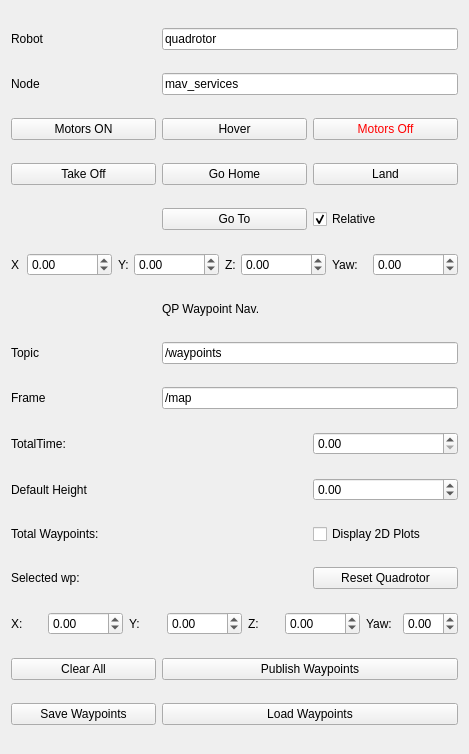
Old version of the form waypoint_navigation_plugin/ui/WaypointNavigation.ui in the repository arplaboratory/waypoint_navigation_plugin.
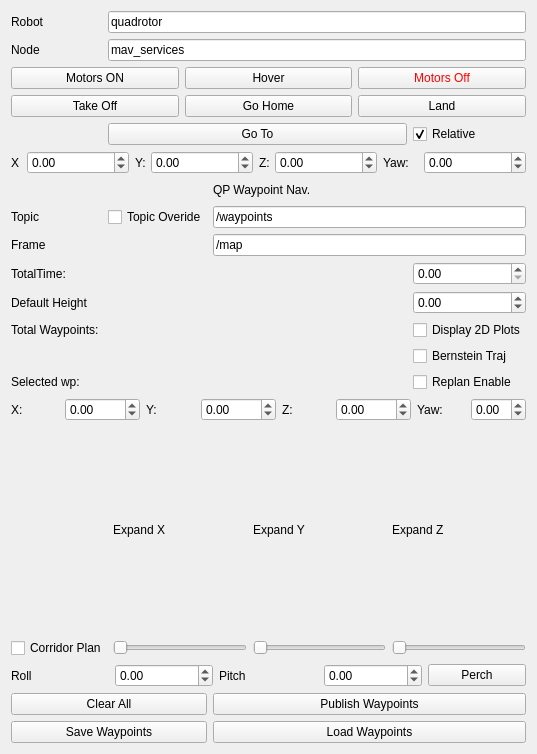
New version of the form.

Commit message: Bernstein replan functionality

Patch:
```diff
--- a/waypoint_navigation_plugin/ui/WaypointNavigation.ui
+++ b/waypoint_navigation_plugin/ui/WaypointNavigation.ui
@@ -6,7 +6,7 @@
    <rect>
     <x>0</x>
     <y>0</y>
-    <width>469</width>
+    <width>537</width>
     <height>754</height>
    </rect>
   </property>
@@ -17,56 +17,309 @@
    <string notr="true"/>
   </property>
   <layout class="QGridLayout" name="gridLayout">
-   <item row="12" column="0">
+   <item row="7" column="1" colspan="3">
+    <widget class="QPushButton" name="goto_push_button">
+     <property name="text">
+      <string>Go To</string>
+     </property>
+    </widget>
+   </item>
+   <item row="3" column="0" colspan="5">
+    <layout class="QHBoxLayout" name="horizontalLayout_7">
+     <item>
+      <widget class="QPushButton" name="motors_on_push_button">
+       <property name="text">
+        <string>Motors ON</string>
+       </property>
+      </widget>
+     </item>
+     <item>
+      <widget class="QPushButton" name="hover">
+       <property name="text">
+        <string>Hover</string>
+       </property>
+      </widget>
+     </item>
+     <item>
+      <widget class="QPushButton" name="motors_off_push_button">
+       <property name="styleSheet">
+        <string notr="true">color: rgb(255, 0, 0);</string>
+       </property>
+       <property name="text">
+        <string>Motors Off</string>
+       </property>
+      </widget>
+     </item>
+    </layout>
+   </item>
+   <item row="13" column="0">
     <widget class="QLabel" name="label_time">
      <property name="text">
       <string>TotalTime: </string>
      </property>
     </widget>
    </item>
-   <item row="22" column="0">
-    <widget class="QPushButton" name="save_wp_button">
-     <property name="text">
-      <string>Save Waypoints</string>
-     </property>
-    </widget>
+   <item row="8" column="0" colspan="5">
+    <layout class="QHBoxLayout" name="horizontalLayout_2">
+     <item>
+      <widget class="QLabel" name="label">
+       <property name="maximumSize">
+        <size>
+         <width>10</width>
+         <height>16777215</height>
+        </size>
+       </property>
+       <property name="text">
+        <string>X</string>
+       </property>
+      </widget>
+     </item>
+     <item>
+      <widget class="QDoubleSpinBox" name="x_doubleSpinBox_gt">
+       <property name="minimum">
+        <double>-99.000000000000000</double>
+       </property>
+      </widget>
+     </item>
+     <item>
+      <widget class="QLabel" name="label_2">
+       <property name="maximumSize">
+        <size>
+         <width>10</width>
+         <height>16777215</height>
+        </size>
+       </property>
+       <property name="text">
+        <string>Y:</string>
+       </property>
+      </widget>
+     </item>
+     <item>
+      <widget class="QDoubleSpinBox" name="y_doubleSpinBox_gt">
+       <property name="minimum">
+        <double>-99.000000000000000</double>
+       </property>
+      </widget>
+     </item>
+     <item>
+      <widget class="QLabel" name="label_3">
+       <property name="maximumSize">
+        <size>
+         <width>10</width>
+         <height>16777215</height>
+        </size>
+       </property>
+       <property name="text">
+        <string>Z:</string>
+       </property>
+      </widget>
+     </item>
+     <item>
+      <widget class="QDoubleSpinBox" name="z_doubleSpinBox_gt">
+       <property name="minimum">
+        <double>-99.000000000000000</double>
+       </property>
+      </widget>
+     </item>
+     <item>
+      <widget class="QLabel" name="label_4">
+       <property name="maximumSize">
+        <size>
+         <width>35</width>
+         <height>16777215</height>
+        </size>
+       </property>
+       <property name="text">
+        <string>Yaw:</string>
+       </property>
+      </widget>
+     </item>
+     <item>
+      <widget class="QDoubleSpinBox" name="yaw_doubleSpinBox_gt">
+       <property name="minimum">
+        <double>-99.000000000000000</double>
+       </property>
+      </widget>
+     </item>
+    </layout>
    </item>
-   <item row="9" column="0">
-    <widget class="QLabel" name="label_topic">
-     <property name="text">
-      <string>Topic</string>
-     </property>
-    </widget>
-   </item>
-   <item row="9" column="1" colspan="2">
+   <item row="10" column="2" colspan="3">
     <widget class="QLineEdit" name="topic_line_edit">
      <property name="text">
       <string>/waypoints</string>
      </property>
     </widget>
    </item>
+   <item row="2" column="0">
+    <widget class="QLabel" name="label_6">
+     <property name="text">
+      <string>Node</string>
+     </property>
+    </widget>
+   </item>
+   <item row="17" column="4">
+    <widget class="QCheckBox" name="bern_enable">
+     <property name="text">
+      <string>Bernstein Traj</string>
+     </property>
+    </widget>
+   </item>
+   <item row="10" column="1">
+    <widget class="QCheckBox" name="topic_overide">
+     <property name="text">
+      <string>Topic Overide</string>
+     </property>
+    </widget>
+   </item>
+   <item row="15" column="0">
+    <widget class="QLabel" name="wp_height_label">
+     <property name="text">
+      <string>Default Height</string>
+     </property>
+    </widget>
+   </item>
+   <item row="0" column="0">
+    <widget class="QLabel" name="label_5">
+     <property name="text">
+      <string>Robot </string>
+     </property>
+    </widget>
+   </item>
+   <item row="24" column="0" colspan="5">
+    <layout class="QGridLayout" name="gridLayout_2">
+     <item row="0" column="1">
+      <widget class="QLabel" name="label_8">
+       <property name="text">
+        <string>Expand X</string>
+       </property>
+      </widget>
+     </item>
+     <item row="1" column="2">
+      <widget class="QSlider" name="y_size">
+       <property name="orientation">
+        <enum>Qt::Horizontal</enum>
+       </property>
+      </widget>
+     </item>
+     <item row="0" column="2">
+      <widget class="QLabel" name="label_9">
+       <property name="text">
+        <string>Expand Y</string>
+       </property>
+      </widget>
+     </item>
+     <item row="1" column="0">
+      <widget class="QCheckBox" name="bern_ineq_en">
+       <property name="text">
+        <string>Corridor Plan</string>
+       </property>
+      </widget>
+     </item>
+     <item row="1" column="1">
+      <widget class="QSlider" name="x_size">
+       <property name="orientation">
+        <enum>Qt::Horizontal</enum>
+       </property>
+      </widget>
+     </item>
+     <item row="0" column="3">
+      <widget class="QLabel" name="label_10">
+       <property name="text">
+        <string>Expand Z</string>
+       </property>
+      </widget>
+     </item>
+     <item row="1" column="3">
+      <widget class="QSlider" name="z_size">
+       <property name="orientation">
+        <enum>Qt::Horizontal</enum>
+       </property>
+      </widget>
+     </item>
+    </layout>
+   </item>
    <item row="10" column="0">
-    <widget class="QLabel" name="label_frame">
+    <widget class="QLabel" name="label_topic">
      <property name="text">
-      <string>Frame</string>
+      <string>Topic</string>
      </property>
     </widget>
    </item>
-   <item row="10" column="1" colspan="2">
+   <item row="19" column="2">
+    <widget class="QLabel" name="sel_wp_label">
+     <property name="text">
+      <string/>
+     </property>
+    </widget>
+   </item>
+   <item row="2" column="1" colspan="4">
+    <widget class="QLineEdit" name="node_name_line_edit">
+     <property name="text">
+      <string>mav_services</string>
+     </property>
+    </widget>
+   </item>
+   <item row="26" column="2" colspan="3">
+    <widget class="QPushButton" name="publish_wp_button">
+     <property name="text">
+      <string>Publish Waypoints</string>
+     </property>
+    </widget>
+   </item>
+   <item row="7" column="4">
+    <widget class="QCheckBox" name="relative_checkbox">
+     <property name="enabled">
+      <bool>true</bool>
+     </property>
+     <property name="tabletTracking">
+      <bool>false</bool>
+     </property>
+     <property name="text">
+      <string>Relative</string>
+     </property>
+     <property name="checked">
+      <bool>true</bool>
+     </property>
+    </widget>
+   </item>
+   <item row="13" column="4">
+    <widget class="QDoubleSpinBox" name="TimeBox"/>
+   </item>
+   <item row="27" column="2" colspan="3">
+    <widget class="QPushButton" name="load_wp_button">
+     <property name="text">
+      <string>Load Waypoints</string>
+     </property>
+    </widget>
+   </item>
+   <item row="19" column="0">
+    <widget class="QLabel" name="sel_label">
+     <property name="text">
+      <string>Selected wp: </string>
+     </property>
+    </widget>
+   </item>
+   <item row="11" column="2" colspan="3">
     <widget class="QLineEdit" name="frame_line_edit">
      <property name="text">
       <string>/map</string>
      </property>
     </widget>
    </item>
-   <item row="14" column="0">
-    <widget class="QLabel" name="wp_height_label">
+   <item row="9" column="2">
+    <widget class="QLabel" name="label_7">
+     <property name="maximumSize">
+      <size>
+       <width>16777215</width>
+       <height>20</height>
+      </size>
+     </property>
      <property name="text">
-      <string>Default Height</string>
+      <string>QP Waypoint Nav.</string>
      </property>
     </widget>
    </item>
-   <item row="14" column="2">
+   <item row="15" column="4">
     <widget class="QDoubleSpinBox" name="wp_height_doubleSpinBox">
      <property name="minimum">
       <double>-5.000000000000000</double>
@@ -76,45 +329,14 @@
      </property>
     </widget>
    </item>
-   <item row="21" column="1" colspan="2">
-    <widget class="QPushButton" name="publish_wp_button">
-     <property name="text">
-      <string>Publish Waypoints</string>
-     </property>
-    </widget>
-   </item>
-   <item row="22" column="1" colspan="2">
-    <widget class="QPushButton" name="load_wp_button">
-     <property name="text">
-      <string>Load Waypoints</string>
-     </property>
-    </widget>
-   </item>
-   <item row="12" column="2">
-    <widget class="QDoubleSpinBox" name="TimeBox"/>
-   </item>
-   <item row="15" column="2">
+   <item row="16" column="4">
     <widget class="QCheckBox" name="display2D">
      <property name="text">
       <string>Display 2D Plots</string>
      </property>
     </widget>
    </item>
-   <item row="18" column="0">
-    <widget class="QLabel" name="sel_label">
-     <property name="text">
-      <string>Selected wp: </string>
-     </property>
-    </widget>
-   </item>
-   <item row="18" column="1">
-    <widget class="QLabel" name="sel_wp_label">
-     <property name="text">
-      <string/>
-     </property>
-    </widget>
-   </item>
-   <item row="20" column="0" colspan="3">
+   <item row="21" column="0" colspan="5">
     <layout class="QHBoxLayout" name="horizontalLayout">
      <item>
       <widget class="QLabel" name="x_label">
@@ -198,152 +420,53 @@
      </item>
     </layout>
    </item>
-   <item row="21" column="0">
-    <widget class="QPushButton" name="clear_all_button">
+   <item row="11" column="0">
+    <widget class="QLabel" name="label_frame">
      <property name="text">
-      <string>Clear All</string>
+      <string>Frame</string>
      </property>
     </widget>
    </item>
-   <item row="3" column="2">
-    <widget class="QPushButton" name="motors_off_push_button">
-     <property name="styleSheet">
-      <string notr="true">color: rgb(255, 0, 0);</string>
-     </property>
+   <item row="5" column="0" colspan="5">
+    <layout class="QHBoxLayout" name="horizontalLayout_8">
+     <item>
+      <widget class="QPushButton" name="takeoff_push_button">
+       <property name="text">
+        <string>Take Off</string>
+       </property>
+      </widget>
+     </item>
+     <item>
+      <widget class="QPushButton" name="go_home_button">
+       <property name="text">
+        <string>Go Home</string>
+       </property>
+      </widget>
+     </item>
+     <item>
+      <widget class="QPushButton" name="land_push_button">
+       <property name="text">
+        <string>Land</string>
+       </property>
+      </widget>
+     </item>
+    </layout>
+   </item>
+   <item row="19" column="4">
+    <widget class="QCheckBox" name="replan_enable">
      <property name="text">
-      <string>Motors Off</string>
+      <string>Replan Enable</string>
      </property>
     </widget>
    </item>
-   <item row="15" column="0">
+   <item row="16" column="0">
     <widget class="QLabel" name="waypoint_count_label">
      <property name="text">
       <string>Total Waypoints: </string>
      </property>
     </widget>
    </item>
-   <item row="5" column="1">
-    <widget class="QPushButton" name="goto_push_button">
-     <property name="text">
-      <string>Go To</string>
-     </property>
-    </widget>
-   </item>
-   <item row="2" column="1" colspan="2">
-    <widget class="QLineEdit" name="node_name_line_edit">
-     <property name="text">
-      <string>mav_services</string>
-     </property>
-    </widget>
-   </item>
-   <item row="4" column="2">
-    <widget class="QPushButton" name="land_push_button">
-     <property name="text">
-      <string>Land</string>
-     </property>
-    </widget>
-   </item>
-   <item row="5" column="2">
-    <widget class="QCheckBox" name="relative_checkbox">
-     <property name="enabled">
-      <bool>true</bool>
-     </property>
-     <property name="tabletTracking">
-      <bool>false</bool>
-     </property>
-     <property name="text">
-      <string>Relative</string>
-     </property>
-     <property name="checked">
-      <bool>true</bool>
-     </property>
-    </widget>
-   </item>
-   <item row="7" column="0" colspan="3">
-    <layout class="QHBoxLayout" name="horizontalLayout_2">
-     <item>
-      <widget class="QLabel" name="label">
-       <property name="maximumSize">
-        <size>
-         <width>10</width>
-         <height>16777215</height>
-        </size>
-       </property>
-       <property name="text">
-        <string>X</string>
-       </property>
-      </widget>
-     </item>
-     <item>
-      <widget class="QDoubleSpinBox" name="x_doubleSpinBox_gt">
-       <property name="minimum">
-        <double>-99.000000000000000</double>
-       </property>
-      </widget>
-     </item>
-     <item>
-      <widget class="QLabel" name="label_2">
-       <property name="maximumSize">
-        <size>
-         <width>10</width>
-         <height>16777215</height>
-        </size>
-       </property>
-       <property name="text">
-        <string>Y:</string>
-       </property>
-      </widget>
-     </item>
-     <item>
-      <widget class="QDoubleSpinBox" name="y_doubleSpinBox_gt">
-       <property name="minimum">
-        <double>-99.000000000000000</double>
-       </property>
-      </widget>
-     </item>
-     <item>
-      <widget class="QLabel" name="label_3">
-       <property name="maximumSize">
-        <size>
-         <width>10</width>
-         <height>16777215</height>
-        </size>
-       </property>
-       <property name="text">
-        <string>Z:</string>
-       </property>
-      </widget>
-     </item>
-     <item>
-      <widget class="QDoubleSpinBox" name="z_doubleSpinBox_gt">
-       <property name="minimum">
-        <double>-99.000000000000000</double>
-       </property>
-      </widget>
-     </item>
-     <item>
-      <widget class="QLabel" name="label_4">
-       <property name="maximumSize">
-        <size>
-         <width>35</width>
-         <height>16777215</height>
-        </size>
-       </property>
-       <property name="text">
-        <string>Yaw:</string>
-       </property>
-      </widget>
-     </item>
-     <item>
-      <widget class="QDoubleSpinBox" name="yaw_doubleSpinBox_gt">
-       <property name="minimum">
-        <double>-99.000000000000000</double>
-       </property>
-      </widget>
-     </item>
-    </layout>
-   </item>
-   <item row="0" column="1" colspan="2">
+   <item row="0" column="1" colspan="4">
     <widget class="QLineEdit" name="robot_name_line_edit">
      <property name="inputMask">
       <string/>
@@ -353,67 +476,67 @@
      </property>
     </widget>
    </item>
-   <item row="18" column="2">
-    <widget class="QPushButton" name="pushButton">
+   <item row="26" column="0" colspan="2">
+    <widget class="QPushButton" name="clear_all_button">
      <property name="text">
-      <string>Reset Quadrotor</string>
+      <string>Clear All</string>
      </property>
     </widget>
    </item>
-   <item row="3" column="0">
-    <widget class="QPushButton" name="motors_on_push_button">
+   <item row="27" column="0" colspan="2">
+    <widget class="QPushButton" name="save_wp_button">
      <property name="text">
-      <string>Motors ON</string>
+      <string>Save Waypoints</string>
      </property>
     </widget>
    </item>
-   <item row="4" column="0">
-    <widget class="QPushButton" name="takeoff_push_button">
-     <property name="text">
-      <string>Take Off</string>
-     </property>
-    </widget>
-   </item>
-   <item row="0" column="0">
-    <widget class="QLabel" name="label_5">
-     <property name="text">
-      <string>Robot </string>
-     </property>
-    </widget>
-   </item>
-   <item row="2" column="0">
-    <widget class="QLabel" name="label_6">
-     <property name="text">
-      <string>Node</string>
-     </property>
-    </widget>
-   </item>
-   <item row="8" column="1">
-    <widget class="QLabel" name="label_7">
-     <property name="maximumSize">
-      <size>
-       <width>16777215</width>
-       <height>20</height>
-      </size>
-     </property>
-     <property name="text">
-      <string>QP Waypoint Nav.</string>
-     </property>
-    </widget>
-   </item>
-   <item row="4" column="1">
-    <widget class="QPushButton" name="go_home_button">
-     <property name="text">
-      <string>Go Home</string>
-     </property>
-    </widget>
-   </item>
-   <item row="3" column="1">
-    <widget class="QPushButton" name="hover">
-     <property name="text">
-      <string>Hover</string>
-     </property>
-    </widget>
+   <item row="25" column="0" colspan="5">
+    <layout class="QHBoxLayout" name="horizontalLayout_3">
+     <item>
+      <widget class="QLabel" name="label_11">
+       <property name="text">
+        <string>Roll</string>
+       </property>
+      </widget>
+     </item>
+     <item>
+      <widget class="QDoubleSpinBox" name="doubleSpinBox">
+       <property name="minimum">
+        <double>-1.570000000000000</double>
+       </property>
+       <property name="maximum">
+        <double>1.570000000000000</double>
+       </property>
+       <property name="value">
+        <double>0.000000000000000</double>
+       </property>
+      </widget>
+     </item>
+     <item>
+      <widget class="QLabel" name="label_12">
+       <property name="text">
+        <string>Pitch</string>
+       </property>
+      </widget>
+     </item>
+     <item>
+      <widget class="QDoubleSpinBox" name="doubleSpinBox_2">
+       <property name="minimum">
+        <double>-1.570000000000000</double>
+       </property>
+       <property name="maximum">
+        <double>1.570000000000000</double>
+       </property>
+      </widget>
+     </item>
+     <item>
+      <widget class="QPushButton" name="pushButton">
+       <property name="text">
+        <string>Perch</string>
+       </property>
+      </widget>
+     </item>
+    </layout>
    </item>
   </layout>
  </widget>
```
The commit also changes 4 other files.
